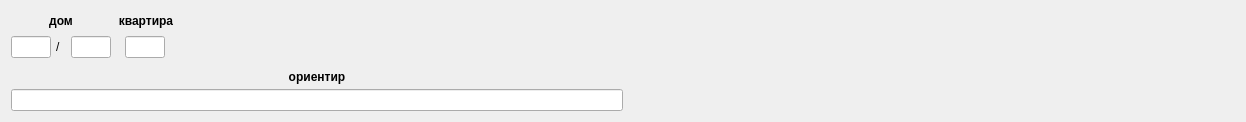
Above: src/core/corewidget/address/baseaddresswidget.ui from Arox/makler before the change. Below: the same form after it.
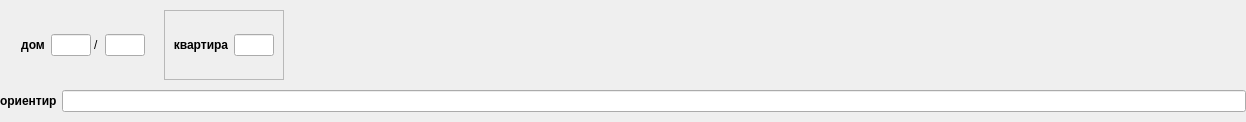
That is the form after the change.

The edit to the form file:
```diff
--- a/src/core/corewidget/address/baseaddresswidget.ui
+++ b/src/core/corewidget/address/baseaddresswidget.ui
@@ -14,10 +14,25 @@
    <string>Адрес</string>
   </property>
   <layout class="QVBoxLayout" name="verticalLayout_3">
+   <property name="spacing">
+    <number>10</number>
+   </property>
+   <property name="leftMargin">
+    <number>0</number>
+   </property>
+   <property name="topMargin">
+    <number>10</number>
+   </property>
+   <property name="rightMargin">
+    <number>0</number>
+   </property>
+   <property name="bottomMargin">
+    <number>10</number>
+   </property>
    <item>
     <layout class="QHBoxLayout" name="horizontalLayout_4">
      <property name="spacing">
-      <number>5</number>
+      <number>12</number>
      </property>
      <property name="leftMargin">
       <number>0</number>
@@ -35,7 +50,7 @@
        </property>
        <property name="maximumSize">
         <size>
-         <width>100</width>
+         <width>16777215</width>
          <height>16777215</height>
         </size>
        </property>
@@ -52,30 +67,50 @@
         <property name="bottomMargin">
          <number>0</number>
         </property>
-        <item>
-         <widget class="QLabel" name="label_3">
-          <property name="font">
-           <font>
-            <weight>75</weight>
-            <bold>true</bold>
-           </font>
-          </property>
-          <property name="text">
-           <string>дом</string>
-          </property>
-          <property name="alignment">
-           <set>Qt::AlignCenter</set>
-          </property>
-         </widget>
-        </item>
         <item>
          <layout class="QHBoxLayout" name="horizontalLayout">
           <property name="spacing">
-           <number>5</number>
+           <number>8</number>
           </property>
           <property name="sizeConstraint">
            <enum>QLayout::SetNoConstraint</enum>
           </property>
+         </layout>
+        </item>
+       </layout>
+      </widget>
+     </item>
+     <item>
+      <widget class="QWidget" name="widget" native="true">
+       <property name="minimumSize">
+        <size>
+         <width>0</width>
+         <height>0</height>
+        </size>
+       </property>
+       <property name="maximumSize">
+        <size>
+         <width>140</width>
+         <height>16777215</height>
+        </size>
+       </property>
+       <layout class="QHBoxLayout" name="horizontalLayout_3">
+        <item>
+         <widget class="QLabel" name="label_3">
+          <property name="font">
+           <font>
+            <weight>75</weight>
+            <bold>true</bold>
+           </font>
+          </property>
+          <property name="text">
+           <string>дом</string>
+          </property>
+          <property name="alignment">
+           <set>Qt::AlignCenter</set>
+          </property>
+         </widget>
+        </item>
           <item>
            <widget class="QLineEdit" name="mpNumber1">
             <property name="minimumSize">
@@ -128,12 +163,10 @@
            </widget>
           </item>
          </layout>
-        </item>
-       </layout>
       </widget>
      </item>
      <item>
-      <widget class="QWidget" name="mpRoomContainer" native="true">
+      <widget class="QFrame" name="mpRoomContainer">
        <property name="minimumSize">
         <size>
          <width>0</width>
@@ -142,28 +175,22 @@
        </property>
        <property name="maximumSize">
         <size>
-         <width>100</width>
+         <width>120</width>
          <height>16777215</height>
         </size>
        </property>
-       <layout class="QVBoxLayout" name="verticalLayout">
-        <property name="leftMargin">
-         <number>0</number>
-        </property>
-        <property name="topMargin">
-         <number>0</number>
-        </property>
-        <property name="rightMargin">
-         <number>0</number>
-        </property>
-        <property name="bottomMargin">
-         <number>0</number>
-        </property>
+       <property name="frameShape">
+        <enum>QFrame::StyledPanel</enum>
+       </property>
+       <property name="frameShadow">
+        <enum>QFrame::Raised</enum>
+       </property>
+       <layout class="QHBoxLayout" name="horizontalLayout_6">
         <item>
          <widget class="QLabel" name="label_2">
           <property name="maximumSize">
            <size>
-            <width>60</width>
+            <width>16777215</width>
             <height>16777215</height>
            </size>
           </property>
@@ -182,14 +209,6 @@
          </widget>
         </item>
         <item>
-         <layout class="QHBoxLayout" name="horizontalLayout_5">
-          <property name="leftMargin">
-           <number>9</number>
-          </property>
-          <property name="rightMargin">
-           <number>0</number>
-          </property>
-          <item>
            <widget class="QLineEdit" name="mpRoom">
             <property name="minimumSize">
              <size>
@@ -205,24 +224,7 @@
             </property>
            </widget>
           </item>
-          <item>
-           <spacer name="horizontalSpacer_3">
-            <property name="orientation">
-             <enum>Qt::Horizontal</enum>
-            </property>
-            <property name="sizeHint" stdset="0">
-             <size>
-              <width>40</width>
-              <height>20</height>
-             </size>
-            </property>
-           </spacer>
-          </item>
-         </layout>
-        </item>
-       </layout>
-       <zorder></zorder>
-       <zorder>label_2</zorder>
+       </layout>
       </widget>
      </item>
      <item>
@@ -243,17 +245,12 @@
    <item>
     <layout class="QHBoxLayout" name="horizontalLayout_2">
      <property name="spacing">
-      <number>50</number>
+      <number>5</number>
      </property>
      <property name="sizeConstraint">
       <enum>QLayout::SetMinimumSize</enum>
      </property>
      <item>
-      <layout class="QVBoxLayout" name="verticalLayout_6">
-       <property name="spacing">
-        <number>0</number>
-       </property>
-       <item>
         <widget class="QLabel" name="label_6">
          <property name="font">
           <font>
@@ -265,21 +262,26 @@
           <string>ориентир</string>
          </property>
          <property name="alignment">
-          <set>Qt::AlignCenter</set>
+        <set>Qt::AlignLeading|Qt::AlignLeft|Qt::AlignVCenter</set>
          </property>
         </widget>
        </item>
+     <item>
+      <layout class="QVBoxLayout" name="verticalLayout_6">
+       <property name="spacing">
+        <number>0</number>
+       </property>
        <item>
         <widget class="QLineEdit" name="mpLandMark">
          <property name="minimumSize">
           <size>
-           <width>400</width>
+           <width>0</width>
            <height>0</height>
           </size>
          </property>
          <property name="maximumSize">
           <size>
-           <width>780</width>
+           <width>16777215</width>
            <height>16777215</height>
           </size>
          </property>
@@ -287,19 +289,6 @@
        </item>
       </layout>
      </item>
-     <item>
-      <spacer name="horizontalSpacer">
-       <property name="orientation">
-        <enum>Qt::Horizontal</enum>
-       </property>
-       <property name="sizeHint" stdset="0">
-        <size>
-         <width>40</width>
-         <height>20</height>
-        </size>
-       </property>
-      </spacer>
-     </item>
     </layout>
    </item>
   </layout>
```
Lines whose indentation alone changed are shown as unchanged.
